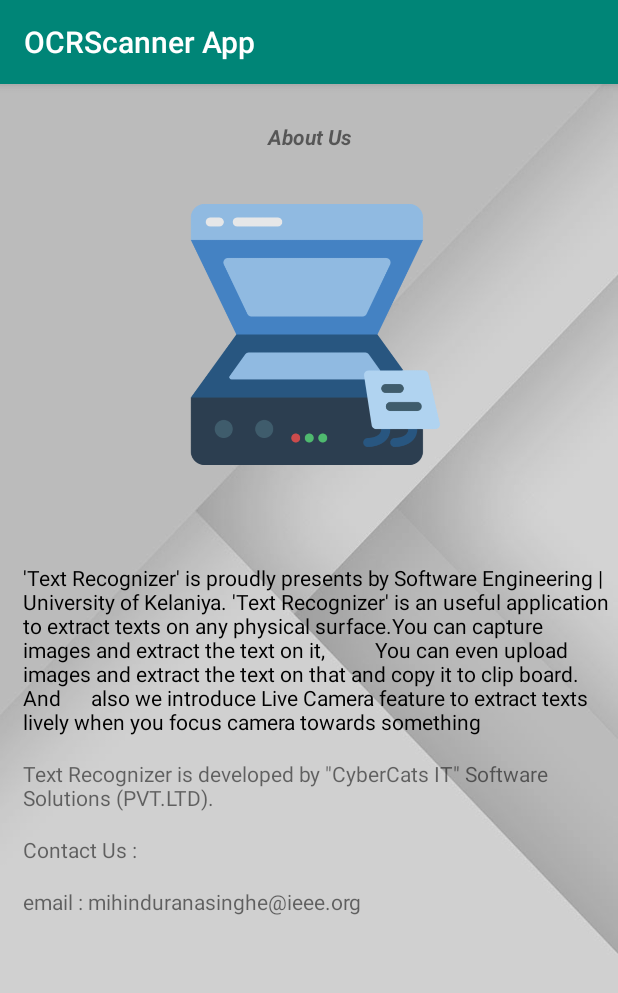
After one commit to mihinduranasinghe/OCR_Scanner_App, an Android app: the aboutus screen opened directly, with no data from a screen before it, on a phone screen of 412 x 824 dp. The commit adds this screen. Shown: the top 993 px of the screen. Run offline under Robolectric (Android 15) with nearby library versions, the phone set to English and light mode, and no system bars; Roboto replaces fonts that are not available here.

Commit message:
About Us page added to collapse menu in action bar

```diff
--- a/OCRScannerApp/app/build.gradle
+++ b/OCRScannerApp/app/build.gradle
@@ -26,6 +26,7 @@
     implementation fileTree(dir: 'libs', include: ['*.jar'])
     implementation 'androidx.appcompat:appcompat:1.0.0'
     implementation 'com.android.support.constraint:constraint-layout:1.1.3'
+    implementation 'androidx.constraintlayout:constraintlayout:1.1.3'
     testImplementation 'junit:junit:4.12'
 
     implementation 'org.mongodb:mongo-java-driver:3.0.3'
--- a/OCRScannerApp/app/src/main/AndroidManifest.xml
+++ b/OCRScannerApp/app/src/main/AndroidManifest.xml
@@ -7,7 +7,7 @@
     <uses-feature android:name="android.hardware.camera" />
 
     <uses-permission android:name="android.permission.CAMERA" />
-    <uses-permission android:name="android.permission.INTERNET"/>
+    <uses-permission android:name="android.permission.INTERNET" />
 
     <application
         android:allowBackup="true"
@@ -16,9 +16,16 @@
         android:roundIcon="@mipmap/ic_launcher_round"
         android:supportsRtl="true"
         android:theme="@style/AppTheme">
-        <activity android:name="com.theartofdev.edmodo.cropper.CropImageActivity"
-            android:theme="@style/Base.Theme.AppCompat"/>
-        <activity android:name="OCR.OCRScanner.HomeActivity"></activity>
+        <activity android:name="OCR.OCRScanner.aboutus">
+            <meta-data
+                android:name="android.support.PARENT_ACTIVITY"
+                android:value="OCR.OCRScanner.HomeActivity" />
+        </activity>
+
+        <activity
+            android:name="com.theartofdev.edmodo.cropper.CropImageActivity"
+            android:theme="@style/Base.Theme.AppCompat" />
+        <activity android:name="OCR.OCRScanner.HomeActivity" />
         <activity android:name="OCR.OCRScanner.MainActivity">
             <intent-filter>
                 <action android:name="android.intent.action.VIEW" />
--- /dev/null
+++ b/OCRScannerApp/app/src/main/java/OCR/OCRScanner/aboutus.java
@@ -0,0 +1,16 @@
+package OCR.OCRScanner;
+
+import androidx.appcompat.app.AppCompatActivity;
+
+import android.os.Bundle;
+
+import com.mihinduranasinhe.OCR.R;
+
+public class aboutus extends AppCompatActivity {
+
+    @Override
+    protected void onCreate(Bundle savedInstanceState) {
+        super.onCreate(savedInstanceState);
+        setContentView(R.layout.activity_aboutus);
+    }
+}
--- /dev/null
+++ b/OCRScannerApp/app/src/main/res/layout/activity_aboutus.xml
@@ -0,0 +1,88 @@
+<?xml version="1.0" encoding="utf-8"?>
+<LinearLayout xmlns:android="http://schemas.android.com/apk/res/android"
+    xmlns:app="http://schemas.android.com/apk/res-auto"
+
+    android:layout_width="match_parent"
+    android:layout_height="match_parent"
+    android:orientation="vertical"
+    android:background="@drawable/bg"
+    >
+
+
+    <TextView
+        android:id="@+id/textView2"
+        android:layout_width="match_parent"
+        android:layout_height="wrap_content"
+        android:layout_marginTop="25dp"
+        android:text="@string/about_us"
+        android:textAlignment="center"
+        android:textStyle="bold|italic" />
+
+    <LinearLayout
+        android:layout_width="match_parent"
+        android:layout_height="wrap_content"
+        android:orientation="vertical"
+        android:layout_marginLeft="10dp">
+
+        <ImageView
+            android:id="@+id/imageView2"
+            android:layout_width="176dp"
+            android:layout_height="174dp"
+            android:layout_gravity="center"
+            android:layout_marginTop="35dp"
+            android:background="@drawable/icon"
+            android:contentDescription="TODO"
+            android:textAlignment="center"
+            app:srcCompat="@drawable/icon" />
+
+        <TextView
+            android:id="@+id/textView3"
+            android:layout_width="match_parent"
+            android:layout_height="wrap_content"
+            android:layout_marginLeft="5dp"
+            android:layout_marginTop="65dp"
+            android:textColor="@android:color/black"
+            android:layout_marginRight="5dp"
+            android:text="'Text Recognizer' is proudly presents by Software Engineering | University of Kelaniya. 'Text Recognizer' is an useful application to extract texts on any physical surface.You can capture images and extract the text on it,
+         You can even upload images and extract the text on that and copy it to clip board.
+And      also we introduce Live Camera feature to extract texts lively when you focus camera towards something" />
+
+        <TextView
+            android:id="@+id/textView4"
+            android:layout_width="match_parent"
+            android:layout_height="wrap_content"
+            android:layout_marginLeft="5dp"
+            android:layout_marginTop="15dp"
+            android:layout_marginRight="5dp"
+            android:text='Text Recognizer is developed by "CyberCats IT" Software Solutions (PVT.LTD).' />
+
+
+
+        <TextView
+            android:id="@+id/textView6"
+            android:layout_width="match_parent"
+            android:layout_height="wrap_content"
+            android:layout_marginLeft="5dp"
+            android:layout_marginTop="15dp"
+            android:layout_marginRight="5dp"
+            android:text="Contact Us :" />
+
+        <TextView
+            android:id="@+id/textView7"
+            android:layout_width="match_parent"
+            android:layout_height="wrap_content"
+            android:layout_marginLeft="5dp"
+            android:layout_marginTop="15dp"
+            android:layout_marginRight="5dp"
+            android:text="email : mihinduranasinghe@ieee.org" />
+
+        <TextView
+            android:id="@+id/textView8"
+            android:layout_width="match_parent"
+            android:layout_height="wrap_content"
+            android:layout_marginLeft="5dp"
+            android:layout_marginTop="15dp"
+            android:layout_marginRight="5dp" />
+    </LinearLayout>
+
+</LinearLayout>
--- /dev/null
+++ b/OCRScannerApp/app/src/main/res/menu/nav_menu.xml
@@ -0,0 +1,11 @@
+<?xml version="1.0" encoding="utf-8"?>
+<menu xmlns:android="http://schemas.android.com/apk/res/android"
+    xmlns:app="http://schemas.android.com/apk/res-auto">
+
+    <item android:id="@+id/about_us"
+        android:title="About Us"
+        app:showAsAction="collapseActionView"
+        />
+
+
+</menu>
--- a/OCRScannerApp/app/src/main/res/values/strings.xml
+++ b/OCRScannerApp/app/src/main/res/values/strings.xml
@@ -1,3 +1,4 @@
 <resources>
     <string name="app_name">OCRScanner App</string>
+    <string name="about_us">About Us</string>
 </resources>
```
